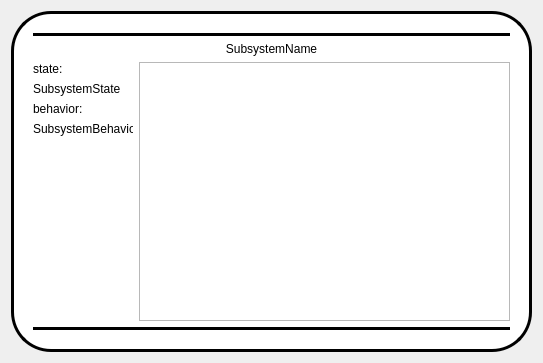
Above: resource/SubsystemWidget.ui from dseredyn/rqt_agent before the change. Below: the same form after it.
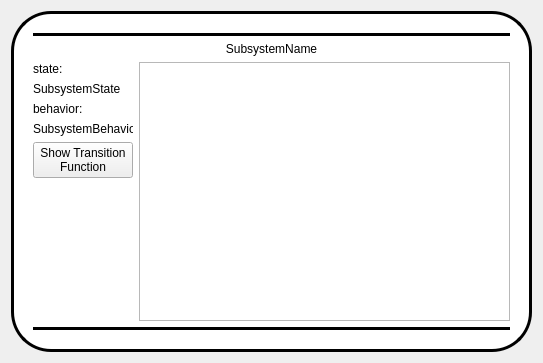
That is the form after the change.

Commit message: added graph visualization

Patch:
```diff
--- a/resource/SubsystemWidget.ui
+++ b/resource/SubsystemWidget.ui
@@ -131,6 +131,14 @@
             </property>
            </widget>
           </item>
+          <item>
+           <widget class="QPushButton" name="showGraph">
+            <property name="text">
+             <string>Show Transition
+Function</string>
+            </property>
+           </widget>
+          </item>
           <item>
            <spacer name="verticalSpacer">
             <property name="orientation">
```
The commit also changes 3 other files.
